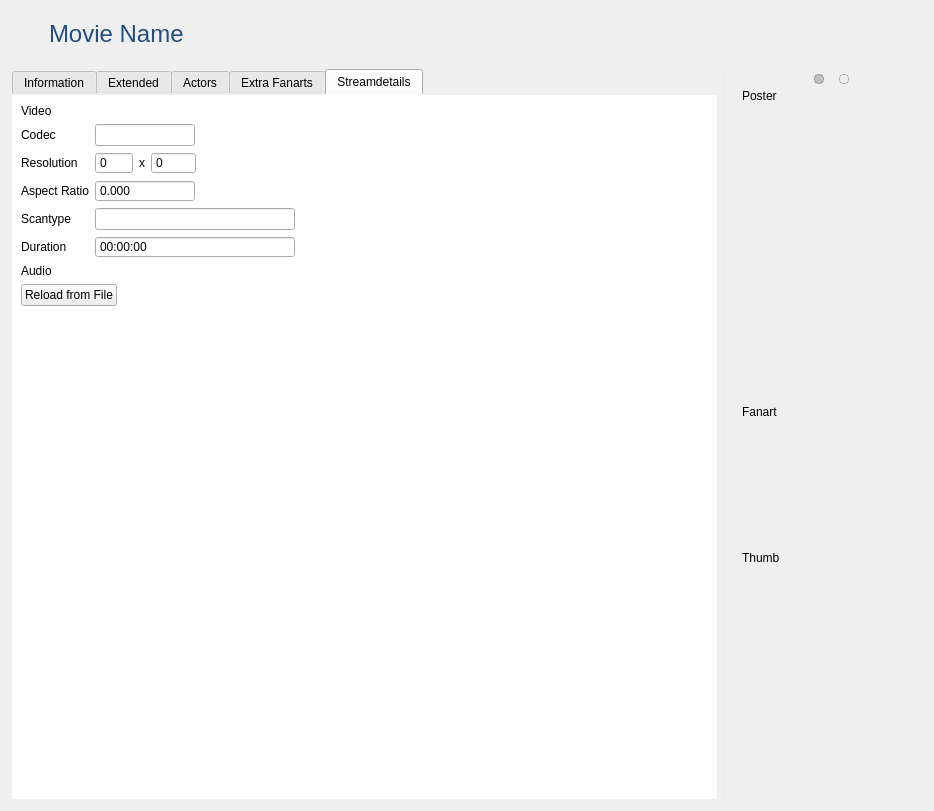
Qt form movies/MovieWidget.ui (Komet/MediaElch) before a commit.
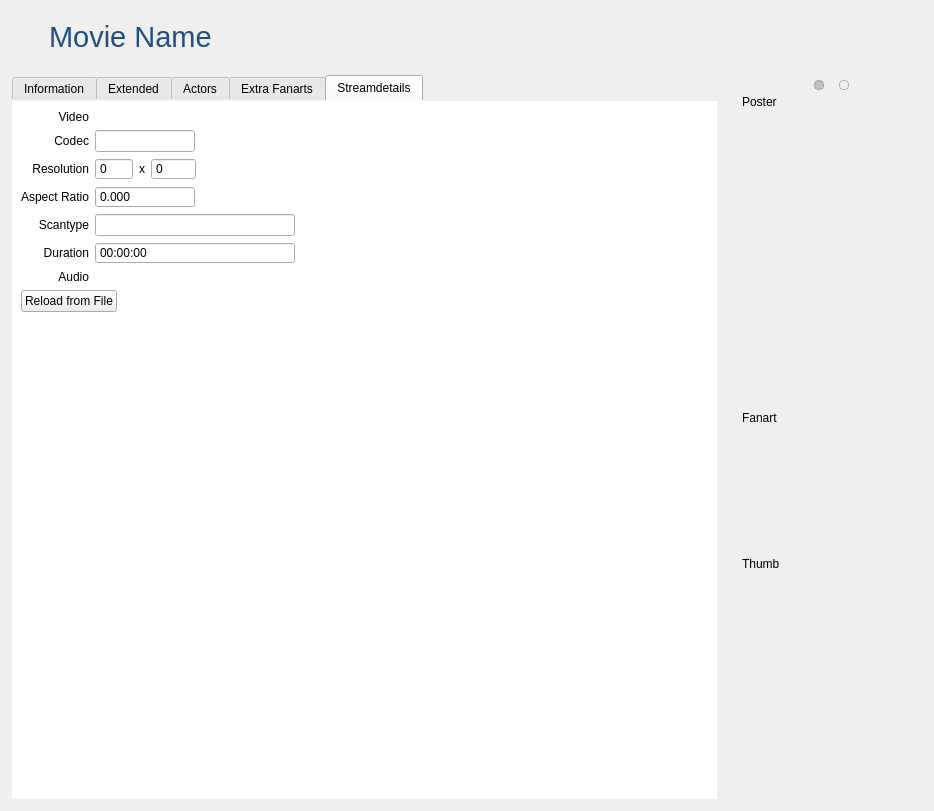
The same form after that commit. The open tabs and pages were chosen to show the change. Icons and pictures are not drawn. Custom widgets are drawn as their Qt base class.

The edit to the form file:
```diff
--- a/movies/MovieWidget.ui
+++ b/movies/MovieWidget.ui
@@ -85,7 +85,7 @@
        <property name="font">
         <font>
          <family>Helvetica Neue</family>
-         <pointsize>18</pointsize>
+         <pointsize>22</pointsize>
         </font>
        </property>
        <property name="styleSheet">
@@ -838,6 +838,9 @@
                 <property name="text">
                  <string>Aspect Ratio</string>
                 </property>
+                <property name="alignment">
+                 <set>Qt::AlignRight|Qt::AlignTrailing|Qt::AlignVCenter</set>
+                </property>
                </widget>
               </item>
               <item row="4" column="0">
@@ -845,6 +848,9 @@
                 <property name="text">
                  <string>Scantype</string>
                 </property>
+                <property name="alignment">
+                 <set>Qt::AlignRight|Qt::AlignTrailing|Qt::AlignVCenter</set>
+                </property>
                </widget>
               </item>
               <item row="1" column="1">
@@ -862,6 +868,9 @@
                 <property name="text">
                  <string>Resolution</string>
                 </property>
+                <property name="alignment">
+                 <set>Qt::AlignRight|Qt::AlignTrailing|Qt::AlignVCenter</set>
+                </property>
                </widget>
               </item>
               <item row="1" column="0">
@@ -869,6 +878,9 @@
                 <property name="text">
                  <string>Codec</string>
                 </property>
+                <property name="alignment">
+                 <set>Qt::AlignRight|Qt::AlignTrailing|Qt::AlignVCenter</set>
+                </property>
                </widget>
               </item>
               <item row="3" column="1">
@@ -933,26 +945,22 @@
               </item>
               <item row="6" column="0">
                <widget class="QLabel" name="labelStreamDetailsAudio">
-                <property name="font">
-                 <font>
-                  <family>Helvetica Neue</family>
-                 </font>
-                </property>
                 <property name="text">
                  <string>Audio</string>
                 </property>
+                <property name="alignment">
+                 <set>Qt::AlignRight|Qt::AlignTrailing|Qt::AlignVCenter</set>
+                </property>
                </widget>
               </item>
               <item row="0" column="0">
                <widget class="QLabel" name="label_27">
-                <property name="font">
-                 <font>
-                  <family>Helvetica Neue</family>
-                 </font>
-                </property>
                 <property name="text">
                  <string>Video</string>
                 </property>
+                <property name="alignment">
+                 <set>Qt::AlignRight|Qt::AlignTrailing|Qt::AlignVCenter</set>
+                </property>
                </widget>
               </item>
               <item row="4" column="1">
@@ -970,6 +978,9 @@
                 <property name="text">
                  <string>Duration</string>
                 </property>
+                <property name="alignment">
+                 <set>Qt::AlignRight|Qt::AlignTrailing|Qt::AlignVCenter</set>
+                </property>
                </widget>
               </item>
               <item row="5" column="1">
```
Left out of the diff: 18 changed lines with no effect on the pictures.
